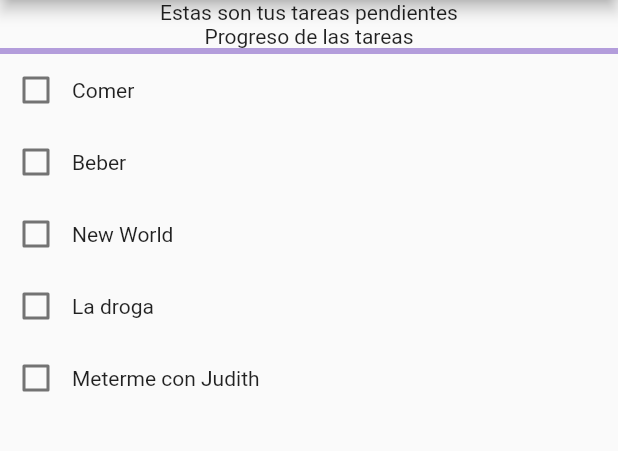
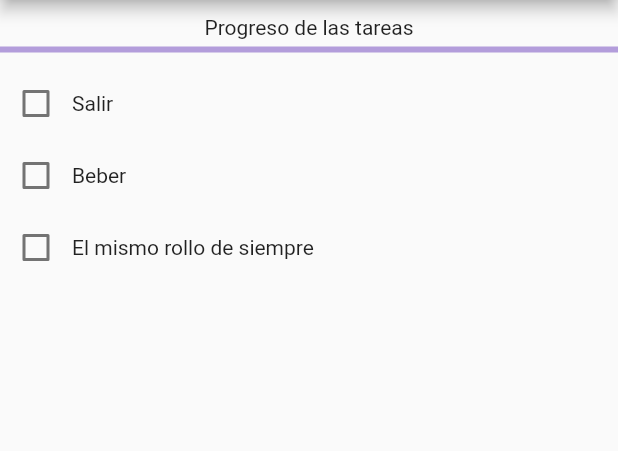
Before and after one commit to cjrvdev/flutter_codelab_todolist2, a Flutter app: the screen it shows after launch, on a phone screen of 412 x 824 dp, the part 84-535 px from its top. Run offline on Flutter 3.47's test engine with Material 2 defaults, Android fonts, the phone set to English and light mode, and no system bars; our stand-ins replace flutter_riverpod.

Commit message:
Upgrade with taskprovider

```diff
--- a/lib/main.dart
+++ b/lib/main.dart
@@ -1,8 +1,15 @@
 import 'package:flutter/material.dart';
+import 'package:flutter_riverpod/flutter_riverpod.dart';
 
-void main() {
-  runApp(const MainApp());
-}
+void main() => runApp(ProviderScope(child: MainApp()));
+
+final tasksProvider = StateNotifierProvider<TaskNotifier, List<Task>>((ref) {
+  return TaskNotifier(tasks: [
+    Task(id: 1, label: 'Salir'),
+    Task(id: 2, label: 'Beber'),
+    Task(id: 3, label: 'El mismo rollo de siempre'),
+  ]);
+});
 
 class MainApp extends StatelessWidget {
   const MainApp({super.key});
@@ -23,64 +30,106 @@ class MyHomePage extends StatelessWidget {
     return Scaffold(
       appBar: AppBar(title: Text('My Todolist app')),
       body: Column(children: [
-        Text('Estas son tus tareas pendientes'),
+        SizedBox(
+          height: 10,
+        ),
         Progress(),
+        SizedBox(
+          height: 10,
+        ),
+        TaskList()
       ]),
     );
   }
 }
 
-class Progress extends StatelessWidget {
+class Progress extends ConsumerWidget {
   @override
-  Widget build(BuildContext context) {
+  Widget build(BuildContext context, WidgetRef ref) {
+    var tasks = ref.watch(tasksProvider);
+
+    var numCompletedTasks = tasks.where((task) {
+      return task.completed == true;
+    }).length;
+
     return Column(
       children: [
         Text('Progreso de las tareas'),
+        SizedBox(
+          height: 5,
+        ),
         LinearProgressIndicator(
-          value: 0,
+          value: numCompletedTasks / tasks.length,
         ),
-        TaskList()
       ],
     );
   }
 }
 
-class TaskList extends StatelessWidget {
+class TaskList extends ConsumerWidget {
   @override
-  Widget build(BuildContext context) {
+  Widget build(BuildContext context, WidgetRef ref) {
+    var tasks = ref.watch(tasksProvider);
+
     return Column(
+      children: tasks
+          .map(
+            (task) => TaskItem(task: task),
+          )
+          .toList(),
+    );
+  }
+}
+
+class TaskItem extends ConsumerWidget {
+  final Task task;
+
+  TaskItem({super.key, required this.task});
+
+  @override
+  Widget build(BuildContext context, WidgetRef ref) {
+    return Row(
       children: [
-        TaskItem(label: 'Comer'),
-        TaskItem(label: 'Beber'),
-        TaskItem(label: 'New World'),
-        TaskItem(label: 'La droga'),
-        TaskItem(label: 'Meterme con Judith')
+        Checkbox(
+            value: task.completed,
+            onChanged: (newValue) =>
+                ref.read(tasksProvider.notifier).toggle(task.id)),
+        Text(task.label)
       ],
     );
   }
 }
 
-class TaskItem extends StatefulWidget {
+@immutable
+class Task {
+  final int id;
   final String label;
+  final bool completed;
 
-  TaskItem({super.key, required this.label});
+  Task({required this.id, required this.label, this.completed = false});
 
-  @override
-  State<TaskItem> createState() => _TaskItemState();
+  Task copyWith({int? id, String? label, bool? completed}) {
+    return Task(
+        id: id ?? this.id,
+        label: label ?? this.label,
+        completed: completed ?? this.completed);
+  }
 }
 
-class _TaskItemState extends State<TaskItem> {
-  bool? _selected = false;
+class TaskNotifier extends StateNotifier<List<Task>> {
+  TaskNotifier({tasks}) : super(tasks);
 
-  @override
-  Widget build(BuildContext context) {
-    return Row(
-      children: [
-        Checkbox(
-            value: _selected,
-            onChanged: (newValue) => setState(() => _selected = newValue)),
-        Text(widget.label)
-      ],
-    );
+  void add(Task task) {
+    state = [...state, task];
+  }
+
+  void toggle(int taskId) {
+    state = [
+      for (final item in state)
+        if (taskId == item.id)
+          item.copyWith(completed: !item.completed)
+        else
+          item
+    ];
   }
 }
--- a/pubspec.yaml
+++ b/pubspec.yaml
@@ -9,6 +9,7 @@ environment:
 dependencies:
   flutter:
     sdk: flutter
+  flutter_riverpod: ^2.0.0
 
 dev_dependencies:
   flutter_test:
```
Also changed, not shown: pubspec.lock.
